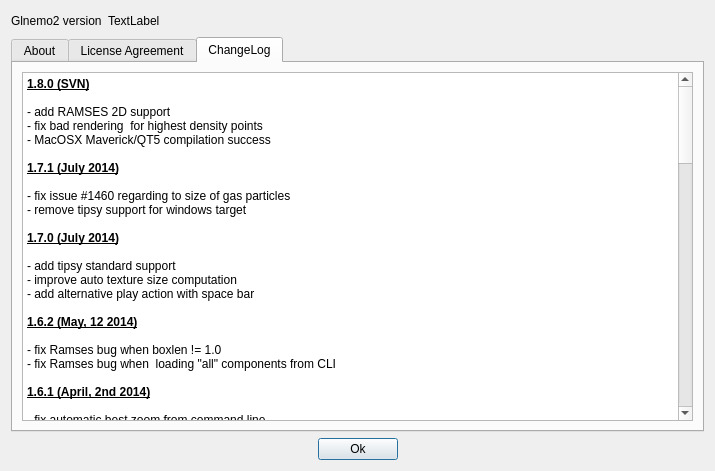
Above: src/formabout.ui from jcldc/glnemo2 before the change. Below: the same form after it.
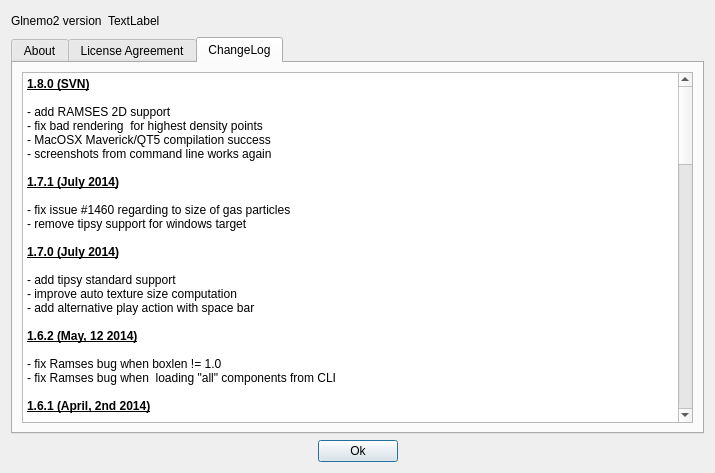
That is the form after the change. Icons and pictures are not drawn.

Commit message: screenshots from CLI works again, need to force call to painGL()

The edit to the form file:
```diff
--- a/src/formabout.ui
+++ b/src/formabout.ui
@@ -10,7 +10,7 @@
     <x>0</x>
     <y>0</y>
     <width>715</width>
-    <height>471</height>
+    <height>473</height>
    </rect>
   </property>
   <property name="sizePolicy">
@@ -1032,6 +1032,7 @@
 &lt;p style=&quot; margin-top:0px; margin-bottom:0px; margin-left:0px; margin-right:0px; -qt-block-indent:0; text-indent:0px;&quot;&gt;- add RAMSES 2D support&lt;/p&gt;
 &lt;p style=&quot; margin-top:0px; margin-bottom:0px; margin-left:0px; margin-right:0px; -qt-block-indent:0; text-indent:0px;&quot;&gt;- fix bad rendering  for highest density points&lt;/p&gt;
 &lt;p style=&quot; margin-top:0px; margin-bottom:0px; margin-left:0px; margin-right:0px; -qt-block-indent:0; text-indent:0px;&quot;&gt;- MacOSX Maverick/QT5 compilation success&lt;/p&gt;
+&lt;p style=&quot; margin-top:0px; margin-bottom:0px; margin-left:0px; margin-right:0px; -qt-block-indent:0; text-indent:0px;&quot;&gt;- screenshots from command line works again&lt;/p&gt;
 &lt;p style=&quot;-qt-paragraph-type:empty; margin-top:0px; margin-bottom:0px; margin-left:0px; margin-right:0px; -qt-block-indent:0; text-indent:0px; font-weight:600; text-decoration: underline;&quot;&gt;&lt;br /&gt;&lt;/p&gt;
 &lt;p style=&quot; margin-top:0px; margin-bottom:0px; margin-left:0px; margin-right:0px; -qt-block-indent:0; text-indent:0px;&quot;&gt;&lt;span style=&quot; font-weight:600; text-decoration: underline;&quot;&gt;1.7.1 (July 2014)&lt;/span&gt;&lt;/p&gt;
 &lt;p style=&quot;-qt-paragraph-type:empty; margin-top:0px; margin-bottom:0px; margin-left:0px; margin-right:0px; -qt-block-indent:0; text-indent:0px; font-weight:600; text-decoration: underline;&quot;&gt;&lt;br /&gt;&lt;/p&gt;
```
The commit also changes 3 other files.
